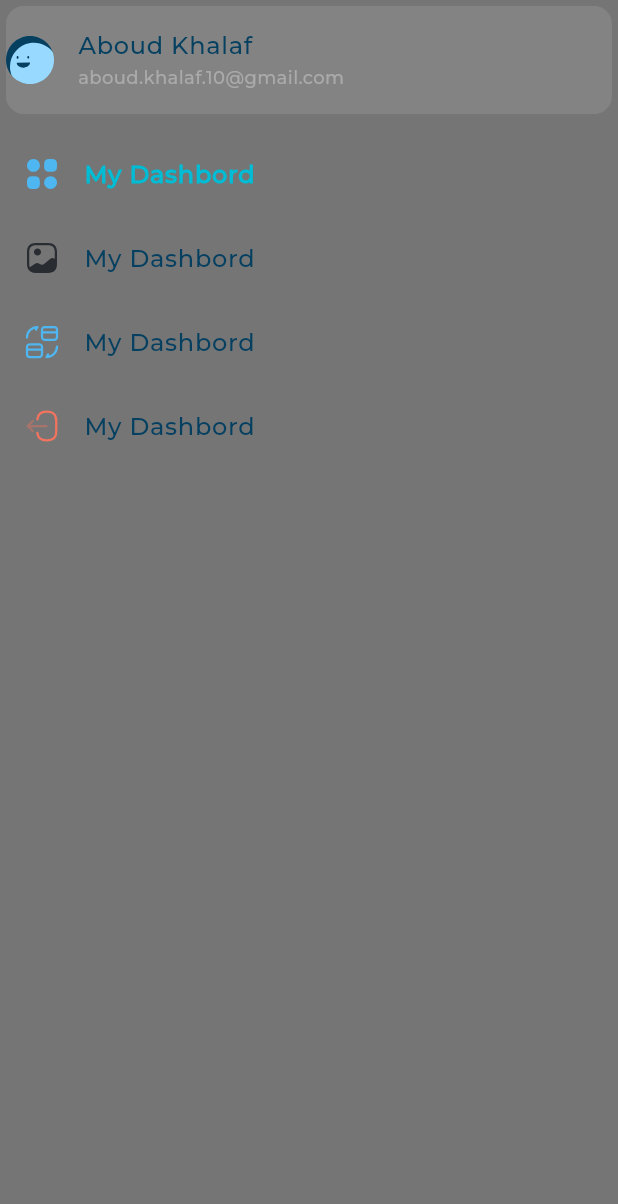
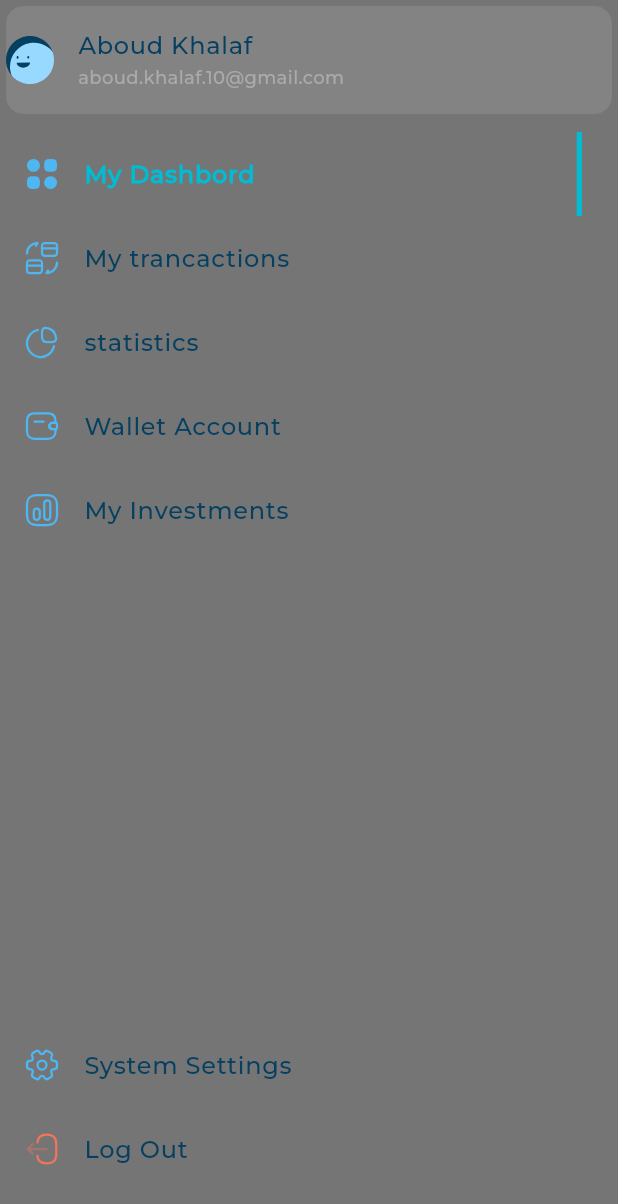
Before and after one commit to Aboud-KHalaf/responsive-ui, a Flutter app: the screen it shows after launch, with the side drawer open, on a phone screen of 412 x 824 dp. Shown: the top 1204 px of the screen. Run offline on Flutter 3.47's test engine with Material 3 defaults, Android fonts, the phone set to English and light mode, and no system bars; our stand-ins replace flutter_svg; project files that could hold a hidden picture were left out.

Commit message:
add logout & settings buttons

```diff
--- /dev/null
+++ b/lib/widgets/active_drawer_item_widget.dart
@@ -0,0 +1,27 @@
+import 'package:flutter/material.dart';
+import 'package:flutter_svg/flutter_svg.dart';
+import 'package:ui/models/drawer_item_model.dart';
+import 'package:ui/utils/app_styles.dart';
+
+class ActiveDrawerItemWidget extends StatelessWidget {
+  const ActiveDrawerItemWidget({
+    super.key,
+    required this.drawerItemModel,
+  });
+
+  final DrawerItemModel drawerItemModel;
+
+  @override
+  Widget build(BuildContext context) {
+    return ListTile(
+        leading: SvgPicture.asset(
+          drawerItemModel.image,
+        ),
+        title: Text(drawerItemModel.text,
+            style: AppStyles.styleBold16(context).copyWith(color: Colors.cyan)),
+        trailing: Container(
+          color: Colors.cyan,
+          width: 3.5,
+        ));
+  }
+}
--- a/lib/widgets/custom_drawer_widget.dart
+++ b/lib/widgets/custom_drawer_widget.dart
@@ -3,24 +3,12 @@ import 'package:ui/models/drawer_item_model.dart';
 import 'package:ui/models/user_info_model.dart';
 import 'package:ui/utils/app_images.dart';
 import 'package:ui/widgets/custom_user_info_widget.dart';
-import 'package:ui/widgets/drawer_item_widget.dart';
+import 'package:ui/widgets/drawer_items_list_view_widget.dart';
+import 'package:ui/widgets/in_active_drawer_item_widget.dart';
 
-class CustomDrawerWidget extends StatefulWidget {
+class CustomDrawerWidget extends StatelessWidget {
   const CustomDrawerWidget({super.key});
 
-  @override
-  State<CustomDrawerWidget> createState() => _CustomDrawerWidgetState();
-}
-
-class _CustomDrawerWidgetState extends State<CustomDrawerWidget> {
-  List<DrawerItemModel> items = [
-    const DrawerItemModel(image: Assets.imagesDashboard, text: 'My Dashbord'),
-    const DrawerItemModel(image: Assets.imagesGallery, text: 'My Dashbord'),
-    const DrawerItemModel(
-        image: Assets.imagesMyTransctions, text: 'My Dashbord'),
-    const DrawerItemModel(image: Assets.imagesLogout, text: 'My Dashbord'),
-  ];
-  int selectedIndex = 0;
   @override
   Widget build(BuildContext context) {
     return Column(
@@ -34,24 +22,21 @@ class _CustomDrawerWidgetState extends State<CustomDrawerWidget> {
           ),
         ),
         const SizedBox(height: 8),
-        ListView.builder(
-          shrinkWrap: true,
-          physics: const NeverScrollableScrollPhysics(),
-          itemCount: items.length,
-          itemBuilder: (context, index) {
-            return GestureDetector(
-              onTap: () {
-                setState(() {
-                  selectedIndex = index;
-                });
-              },
-              child: DrawerItemWidget(
-                isSelected: (index == selectedIndex),
-                drawerItemModel: items[index],
-              ),
-            );
-          },
-        )
+        const DrawerItemListViewWidget(),
+        const Expanded(child: SizedBox()),
+        const InActiveDrawerItemWidget(
+          drawerItemModel: DrawerItemModel(
+            image: Assets.imagesSettings,
+            text: 'System Settings',
+          ),
+        ),
+        const InActiveDrawerItemWidget(
+          drawerItemModel: DrawerItemModel(
+            image: Assets.imagesLogout,
+            text: 'Log Out',
+          ),
+        ),
+        const SizedBox(height: 30),
       ],
     );
   }
--- /dev/null
+++ b/lib/widgets/drawer_items_list_view_widget.dart
@@ -0,0 +1,65 @@
+import 'package:flutter/material.dart';
+import 'package:ui/models/drawer_item_model.dart';
+import 'package:ui/utils/app_images.dart';
+import 'package:ui/widgets/active_drawer_item_widget.dart';
+import 'package:ui/widgets/in_active_drawer_item_widget.dart';
+
+class DrawerItemListViewWidget extends StatefulWidget {
+  const DrawerItemListViewWidget({super.key});
+
+  @override
+  State<DrawerItemListViewWidget> createState() =>
+      _DrawerItemListViewWidgetState();
+}
+
+class _DrawerItemListViewWidgetState extends State<DrawerItemListViewWidget> {
+  List<DrawerItemModel> items = [
+    const DrawerItemModel(
+      image: Assets.imagesDashboard,
+      text: 'My Dashbord',
+    ),
+    const DrawerItemModel(
+      image: Assets.imagesMyTransctions,
+      text: 'My trancactions',
+    ),
+    const DrawerItemModel(
+      image: Assets.imagesStatistics,
+      text: 'statistics',
+    ),
+    const DrawerItemModel(
+      image: Assets.imagesWalletAccount,
+      text: 'Wallet Account',
+    ),
+    const DrawerItemModel(
+      image: Assets.imagesMyInvestments,
+      text: 'My Investments',
+    ),
+  ];
+
+  int selectedIndex = 0;
+
+  @override
+  Widget build(BuildContext context) {
+    return ListView.builder(
+      shrinkWrap: true,
+      physics: const NeverScrollableScrollPhysics(),
+      itemCount: items.length,
+      itemBuilder: (context, index) {
+        return GestureDetector(
+          onTap: () {
+            setState(() {
+              selectedIndex = index;
+            });
+          },
+          child: (selectedIndex == index)
+              ? ActiveDrawerItemWidget(
+                  drawerItemModel: items[index],
+                )
+              : InActiveDrawerItemWidget(
+                  drawerItemModel: items[index],
+                ),
+        );
+      },
+    );
+  }
+}
--- a/lib/widgets/drawer_item_widget.dart
+++ b/lib/widgets/in_active_drawer_item_widget.dart
@@ -1,17 +1,15 @@
 import 'package:flutter/material.dart';
-import 'package:flutter_svg/flutter_svg.dart';
+import 'package:flutter_svg/svg.dart';
 import 'package:ui/models/drawer_item_model.dart';
 import 'package:ui/utils/app_styles.dart';
 
-class DrawerItemWidget extends StatelessWidget {
-  const DrawerItemWidget({
+class InActiveDrawerItemWidget extends StatelessWidget {
+  const InActiveDrawerItemWidget({
     super.key,
     required this.drawerItemModel,
-    required this.isSelected,
   });
 
   final DrawerItemModel drawerItemModel;
-  final bool isSelected;
 
   @override
   Widget build(BuildContext context) {
@@ -21,9 +19,7 @@ class DrawerItemWidget extends StatelessWidget {
       ),
       title: Text(
         drawerItemModel.text,
-        style: isSelected
-            ? AppStyles.styleBold16(context).copyWith(color: Colors.cyan)
-            : AppStyles.styleMedium16(context),
+        style: AppStyles.styleMedium16(context),
       ),
     );
   }
```
